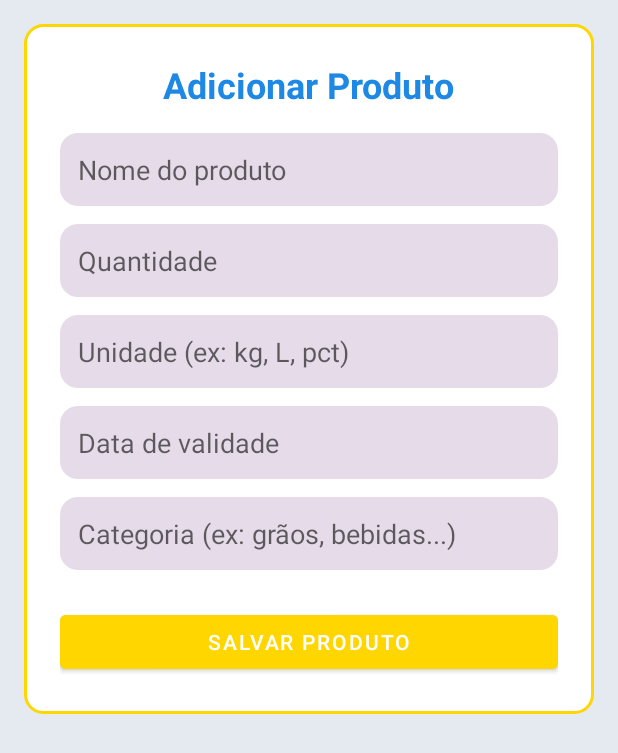
After one commit to portellafelipe/TesteSmartStock, an Android app: the AddProdutoActivity screen opened directly, with no data from a screen before it, on a phone screen of 412 x 824 dp. The commit adds this screen. Shown: the top 753 px of the screen. Run offline under Robolectric (Android 15) with nearby library versions, the light colour scheme and no system bars; our stand-ins replace Firebase (no records; nobody signed in at launch, a user with empty details on screens opened directly); 1 statement that could not run was skipped.

Commit message:
atualização 04/08

```diff
--- a/app/src/main/AndroidManifest.xml
+++ b/app/src/main/AndroidManifest.xml
@@ -20,7 +20,8 @@
         <activity android:name=".PerfilActivity" android:exported="false"/>
         <activity android:name=".ModoFuncionamentoActivity" android:exported="false"/>
         <activity android:name=".MeusDadosActivity" android:exported="false"/>
-
+        <activity android:name=".AddProdutoActivity" android:exported="false"/>
+        <activity android:name=".DispensaActivity" android:exported="false" />
         <activity
             android:name=".SplashActivity"
             android:exported="true">
--- /dev/null
+++ b/app/src/main/res/layout/activity_add_produto.xml
@@ -0,0 +1,88 @@
+<?xml version="1.0" encoding="utf-8"?>
+<ScrollView xmlns:android="http://schemas.android.com/apk/res/android"
+    android:layout_width="match_parent"
+    android:layout_height="match_parent"
+    android:background="#E5E9F0"
+    android:padding="16dp">
+
+    <LinearLayout
+        android:layout_width="match_parent"
+        android:layout_height="wrap_content"
+        android:orientation="vertical">
+
+        <!-- Container com fundo branco e borda amarela -->
+        <LinearLayout
+            android:layout_width="match_parent"
+            android:layout_height="match_parent"
+            android:background="@drawable/card_white_yellow_border"
+            android:orientation="vertical"
+            android:padding="24dp">
+
+            <!-- Título -->
+            <TextView
+                android:layout_width="wrap_content"
+                android:layout_height="wrap_content"
+                android:layout_gravity="center_horizontal"
+                android:paddingBottom="16dp"
+                android:text="Adicionar Produto"
+                android:textColor="#1E88E5"
+                android:textSize="24sp"
+                android:textStyle="bold" />
+
+            <!-- Campos -->
+            <EditText
+                android:id="@+id/editNomeProduto"
+                android:layout_width="match_parent"
+                android:layout_height="wrap_content"
+                android:layout_marginBottom="12dp"
+                android:background="@drawable/edittext_background"
+                android:hint="Nome do produto"
+                android:padding="12dp" />
+
+            <EditText
+                android:id="@+id/editQuantidade"
+                android:layout_width="match_parent"
+                android:layout_height="wrap_content"
+                android:layout_marginBottom="12dp"
+                android:background="@drawable/edittext_background"
+                android:hint="Quantidade"
+                android:padding="12dp" />
+
+            <EditText
+                android:id="@+id/editUnidade"
+                android:layout_width="match_parent"
+                android:layout_height="wrap_content"
+                android:layout_marginBottom="12dp"
+                android:background="@drawable/edittext_background"
+                android:hint="Unidade (ex: kg, L, pct)"
+                android:padding="12dp" />
+
+            <EditText
+                android:id="@+id/editDataValidade"
+                android:layout_width="match_parent"
+                android:layout_height="wrap_content"
+                android:layout_marginBottom="12dp"
+                android:background="@drawable/edittext_background"
+                android:hint="Data de validade"
+                android:padding="12dp" />
+
+            <!-- Botão -->
+            <EditText
+                android:id="@+id/editCategoria"
+                android:layout_width="match_parent"
+                android:layout_height="wrap_content"
+                android:layout_marginBottom="24dp"
+                android:background="@drawable/edittext_background"
+                android:hint="Categoria (ex: grãos, bebidas...)"
+                android:padding="12dp" />
+
+            <Button
+                android:id="@+id/btnSalvarProduto"
+                android:layout_width="match_parent"
+                android:layout_height="wrap_content"
+                android:backgroundTint="#FFD600"
+                android:text="Salvar produto"
+                android:textColor="#FFFFFF" />
+        </LinearLayout>
+    </LinearLayout>
+</ScrollView>
```
Also changed, not shown: app/src/main/java/AddProdutoActivity.java (added, +98 -0 lines), app/src/main/java/DispensaActivity.java (added, +92 -0 lines), app/src/main/java/HomeActivity.java (+10 -1 lines), app/src/main/java/Produto.java (added, +27 -0 lines), app/src/main/java/ProdutoAdapter.java (added, +71 -0 lines), app/src/main/res/layout/activity_dispensa.xml (added, +76 -0 lines), app/src/main/res/layout/item_produto.xml (added, +45 -0 lines).
